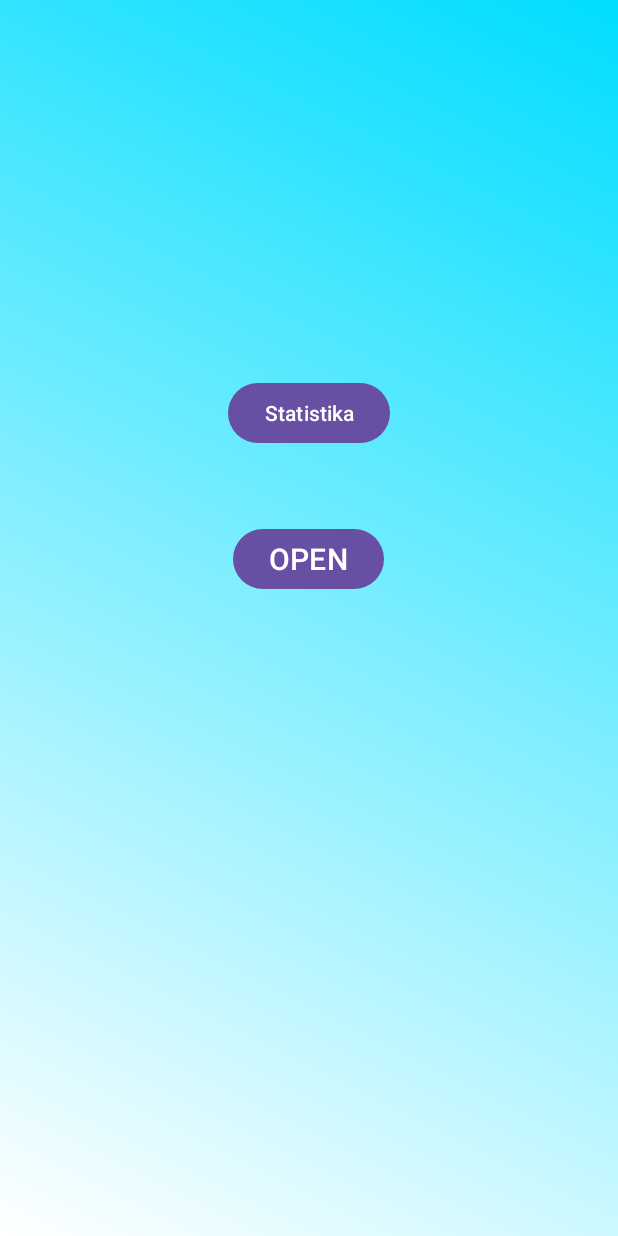
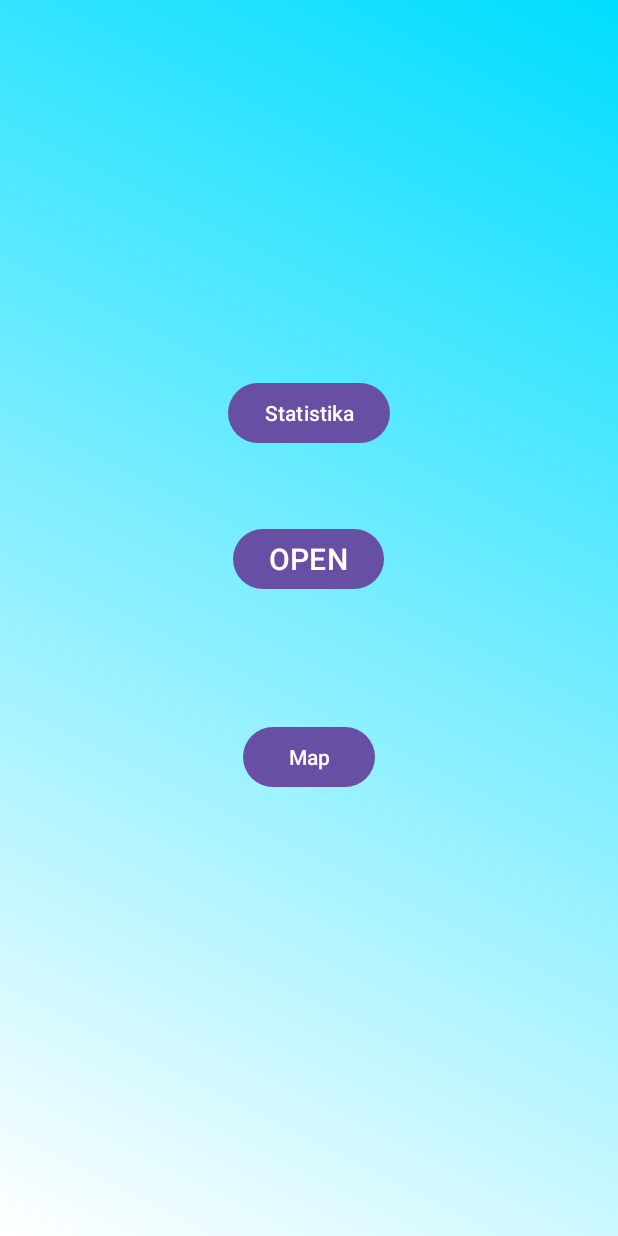
Before and after one commit to Ukiyyy/pjappPro, an Android app: the OpenActivity screen opened directly, with no data from a screen before it, on a phone screen of 412 x 824 dp. Run offline under Robolectric (Android 15) with nearby library versions, the phone set to English and light mode, and no system bars; our stand-ins replace Firebase (no records; nobody signed in at launch, a user with empty details on screens opened directly), Volley.

Commit message:
dodal activity z zemljevidom, potrebno dodat se markerje vsakic ko bo paketnik odprt

```diff
--- a/app/build.gradle
+++ b/app/build.gradle
@@ -58,4 +58,7 @@ dependencies {
     testImplementation 'junit:junit:4.13.2'
     androidTestImplementation 'androidx.test.ext:junit:1.1.3'
     androidTestImplementation 'androidx.test.espresso:espresso-core:3.4.0'
+    implementation 'com.google.android.gms:play-services-maps:17.0.0'
+    implementation 'com.google.android.gms:play-services-location:18.0.0'
+    implementation 'com.google.android.gms:play-services-maps:18.1.0'
 }
--- a/app/src/main/java/com/example/pjapppro/OpenActivity.kt
+++ b/app/src/main/java/com/example/pjapppro/OpenActivity.kt
@@ -54,6 +54,11 @@ class OpenActivity : AppCompatActivity() {
 
         binding.button.setOnClickListener {
             val intentStatistics = Intent(this, OpendStatisticsActivity::class.java)
+            startActivity(intentStatistics)
+        }
+
+        binding.mapButten.setOnClickListener {
+            val intentStatistics = Intent(this, MapsActivity::class.java)
             startActivity(intentStatistics)
         }
     }
--- a/app/src/main/res/layout/activity_open.xml
+++ b/app/src/main/res/layout/activity_open.xml
@@ -31,4 +31,15 @@
         app:layout_constraintEnd_toEndOf="parent"
         app:layout_constraintStart_toStartOf="parent"
         app:layout_constraintTop_toTopOf="parent" />
+
+    <Button
+        android:id="@+id/mapButten"
+        android:layout_width="wrap_content"
+        android:layout_height="wrap_content"
+        android:text="Map"
+        app:layout_constraintBottom_toBottomOf="parent"
+        app:layout_constraintEnd_toEndOf="parent"
+        app:layout_constraintStart_toStartOf="parent"
+        app:layout_constraintTop_toBottomOf="@+id/button2"
+        app:layout_constraintVertical_bias="0.222" />
 </androidx.constraintlayout.widget.ConstraintLayout>
```
Also changed, not shown: app/src/main/AndroidManifest.xml (+16 -0 lines), app/src/main/java/com/example/pjapppro/MapsActivity.kt (added, +78 -0 lines), app/src/main/res/layout/activity_map.xml (added, +28 -0 lines).
